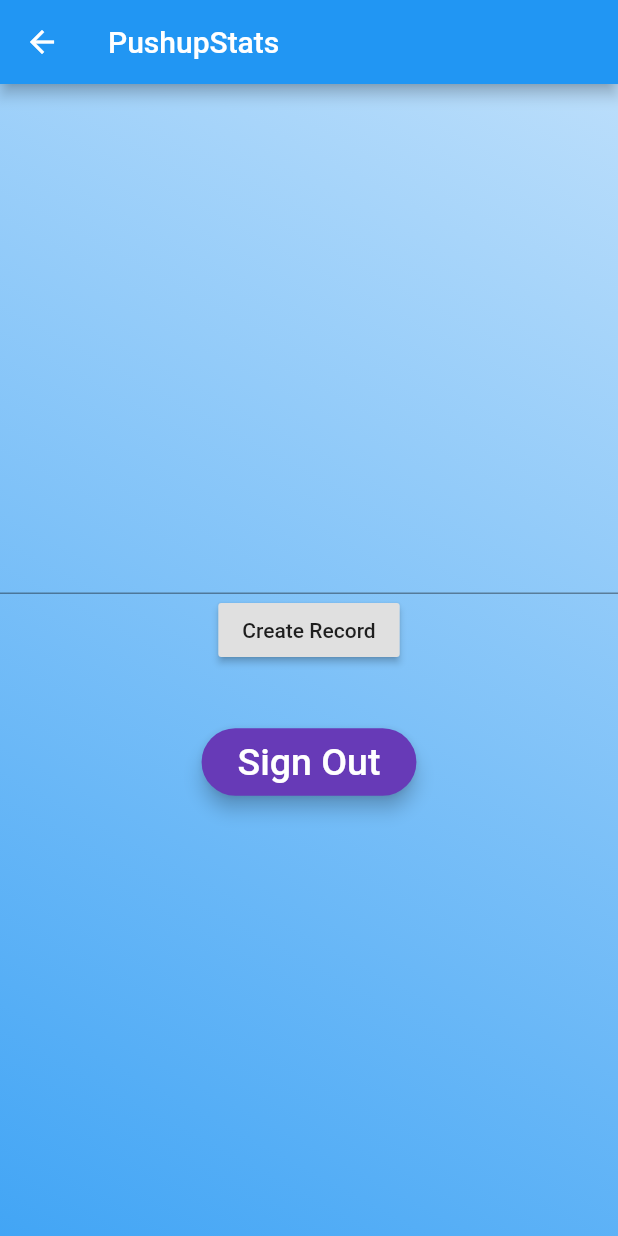
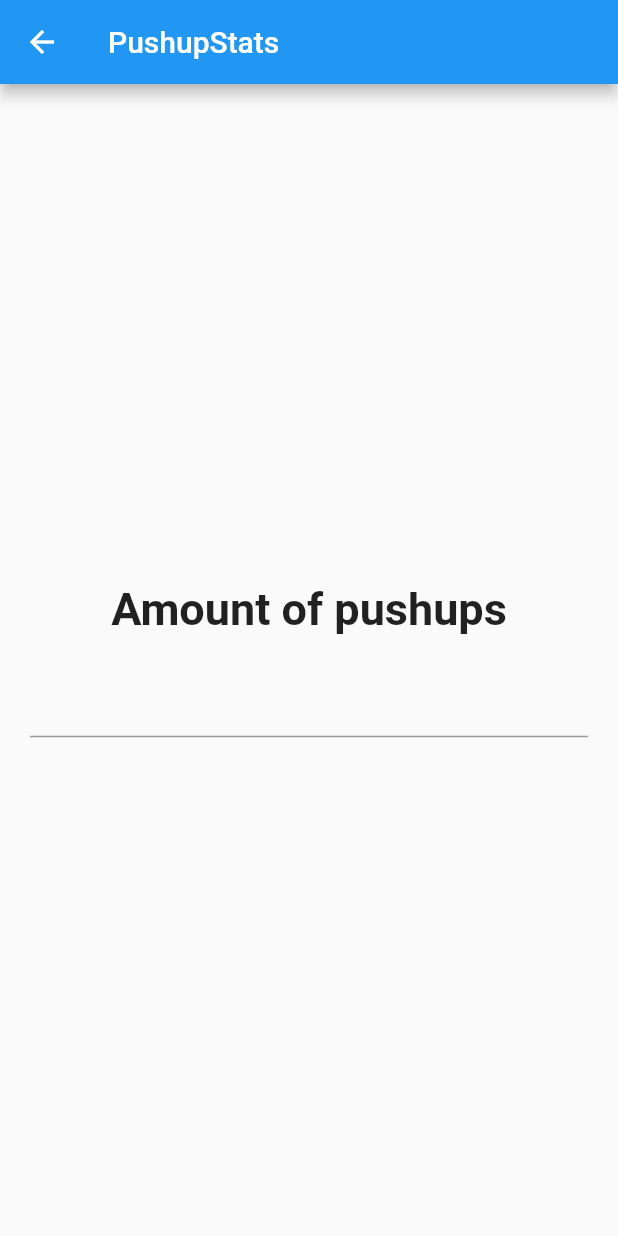
Before and after one commit to martijnd/pushupstats, a Flutter app: the FirstScreen screen opened directly, on a phone screen of 412 x 824 dp. Run offline on Flutter 3.47's test engine with Material 2 defaults, Android fonts, the phone set to English and light mode, and no system bars; our stand-ins replace cloud_firestore, firebase_auth, google_sign_in; accounts and stored records are empty.

Commit message:
Basic styling

```diff
--- a/lib/landing_page.dart
+++ b/lib/landing_page.dart
@@ -16,16 +16,13 @@ class FirstScreen extends StatefulWidget {
 
 @override
 class _FirstScreenState extends State<FirstScreen> {
-  TextEditingController _controller;
   int amount;
 
   void initState() {
     super.initState();
-    _controller = TextEditingController();
   }
 
   void dispose() {
-    _controller.dispose();
     super.dispose();
   }
 
@@ -36,56 +33,28 @@ class _FirstScreenState extends State<FirstScreen> {
         title: const Text('PushupStats'),
       ),
       body: Container(
-        decoration: BoxDecoration(
-          gradient: LinearGradient(
-            begin: Alignment.topRight,
-            end: Alignment.bottomLeft,
-            colors: [Colors.blue[100], Colors.blue[400]],
-          ),
-        ),
-        child: Center(
+        padding: EdgeInsets.all(20.0),
         child: Column(
           mainAxisAlignment: MainAxisAlignment.center,
-            mainAxisSize: MainAxisSize.max,
           children: <Widget>[
+            Text(
+              'Amount of pushups',
+              style: TextStyle(fontSize: 30.0, fontWeight: FontWeight.bold),
+            ),
+            SizedBox(height: 20),
             TextField(
-                controller: _controller,
+              onSubmitted: (String value) async {
+                if (value.length != 0) {
+                  await DatabaseService(uid: uid)
+                      .addPushup(int.parse(value), DateTime.now());
+                }
+              },
               keyboardType: TextInputType.number,
               inputFormatters: <TextInputFormatter>[
                 WhitelistingTextInputFormatter.digitsOnly
               ],
             ),
-              RaisedButton(
-                child: Text('Create Record'),
-                onPressed: () async {
-                  // create a new document for the user with the uid
-                  await DatabaseService(uid: uid)
-                      .addPushup(int.parse(_controller.text), DateTime.now());
-                },
-              ),
-              SizedBox(height: 40),
-              RaisedButton(
-                onPressed: () {
-                  signOutGoogle();
-                  Navigator.of(context).pushAndRemoveUntil(
-                      MaterialPageRoute(builder: (context) {
-                    return LoginPage();
-                  }), ModalRoute.withName('/'));
-                },
-                color: Colors.deepPurple,
-                child: Padding(
-                  padding: const EdgeInsets.all(8.0),
-                  child: Text(
-                    'Sign Out',
-                    style: TextStyle(fontSize: 25, color: Colors.white),
-                  ),
-                ),
-                elevation: 5,
-                shape: RoundedRectangleBorder(
-                    borderRadius: BorderRadius.circular(40)),
-              )
           ],
-          ),
         ),
       ),
     );
```
Lines whose indentation alone changed are shown as unchanged.
